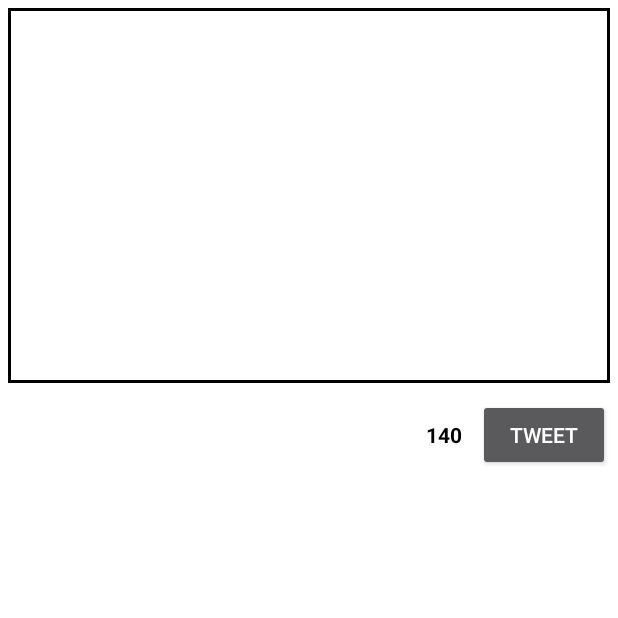
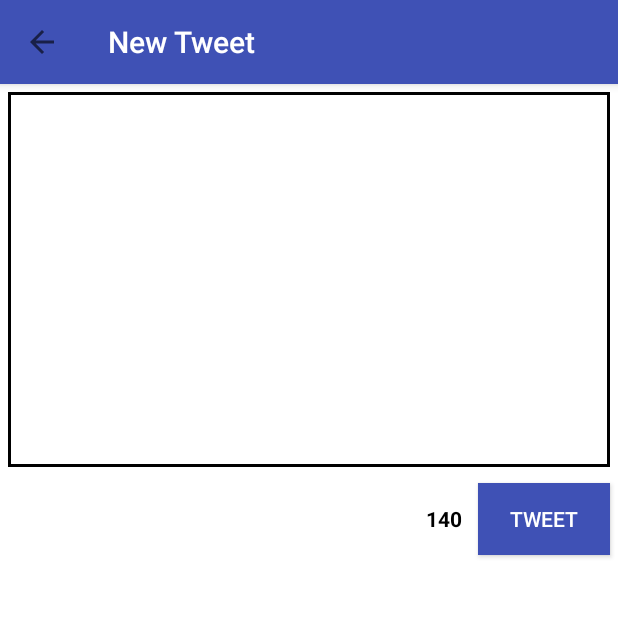
Before and after one commit to HugoPeregrinaSosa/android_onsite, an Android app: the NewTweetActivity screen opened directly, with no data from a screen before it, on a phone screen of 412 x 824 dp, the top half of it. Run offline under Robolectric (Android 15) with nearby library versions, the phone set to English and light mode, and no system bars; libraries missing offline, so code that uses them is left out: rx.functions.

```diff
--- a/app/src/main/AndroidManifest.xml
+++ b/app/src/main/AndroidManifest.xml
@@ -24,8 +24,8 @@
             android:parentActivityName=".MainActivity"/>
 
         <activity
-            android:name=".NewTweetActivity"
-            android:theme="@style/Theme.AppCompat.NoActionBar">
+            android:name=".activities.NewTweetActivity"
+            android:parentActivityName=".MainActivity">
 
         </activity>
 
--- a/app/src/main/java/com/mvillasenor/twitter/MainActivity.java
+++ b/app/src/main/java/com/mvillasenor/twitter/MainActivity.java
@@ -1,6 +1,7 @@
 package com.mvillasenor.twitter;
 
 import android.content.Intent;
+import android.graphics.Color;
 import android.os.Bundle;
 import android.support.v7.app.AppCompatActivity;
 import android.support.v7.widget.Toolbar;
@@ -9,6 +10,7 @@ import android.view.Menu;
 import android.view.MenuItem;
 import android.view.View;
 
+import com.mvillasenor.twitter.activities.NewTweetActivity;
 import com.mvillasenor.twitter.view.fragments.ProfileFragment;
 import com.mvillasenor.twitter.view.fragments.TweetsFragment;
 
@@ -23,6 +25,7 @@ public class MainActivity extends AppCompatActivity implements View.OnClickListe
         setContentView(R.layout.activity_main);
 
         mToolbar = (Toolbar) findViewById(R.id.toolbar);
+        mToolbar.setTitleTextColor(Color.WHITE);
 
         setSupportActionBar(mToolbar);
 
--- a/app/src/main/java/com/mvillasenor/twitter/NewTweetActivity.java
+++ b/app/src/main/java/com/mvillasenor/twitter/activities/NewTweetActivity.java
@@ -1,7 +1,9 @@
-package com.mvillasenor.twitter;
+package com.mvillasenor.twitter.activities;
 
-import android.app.Activity;
+import android.graphics.Color;
 import android.os.Bundle;
+import android.support.v7.app.AppCompatActivity;
+import android.support.v7.widget.Toolbar;
 import android.text.Editable;
 import android.text.TextWatcher;
 import android.view.View;
@@ -9,6 +11,7 @@ import android.widget.EditText;
 import android.widget.TextView;
 import android.widget.Toast;
 
+import com.mvillasenor.twitter.R;
 import com.mvillasenor.twitter.data.TweetsRepositoryProvider;
 import com.mvillasenor.twitter.models.tweet.Tweet;
 
@@ -17,14 +20,24 @@ import rx.functions.Action1;
 /**
  * Created by Shekomaru on 6/3/16.
  */
-public class NewTweetActivity extends Activity implements View.OnClickListener {
+public class NewTweetActivity extends AppCompatActivity implements View.OnClickListener {
     private static final String TAG = "NewTweetActivity";
 
     private int MAX_TWEET_LENGHT = 140;
 
+    Toolbar mToolbar;
+
     @Override
     protected void onCreate(Bundle savedInstanceState) {
         setContentView(R.layout.activity_new_tweet);
+
+        mToolbar = (Toolbar) findViewById(R.id.toolbar);
+        setTitle(getString(R.string.new_tweet));
+        mToolbar.setTitleTextColor(Color.WHITE);
+
+        setSupportActionBar(mToolbar);
+        getSupportActionBar().setHomeButtonEnabled(true);
+        getSupportActionBar().setDisplayHomeAsUpEnabled(true);
 
         findViewById(R.id.bt_newtweet_dotweet).setOnClickListener(this);
 
--- a/app/src/main/java/com/mvillasenor/twitter/activities/ProfileActivity.java
+++ b/app/src/main/java/com/mvillasenor/twitter/activities/ProfileActivity.java
@@ -1,5 +1,6 @@
 package com.mvillasenor.twitter.activities;
 
+import android.graphics.Color;
 import android.os.Bundle;
 import android.support.annotation.Nullable;
 import android.support.v7.app.AppCompatActivity;
@@ -20,6 +21,7 @@ public class ProfileActivity extends AppCompatActivity {
         super.onCreate(savedInstanceState);
         setContentView(R.layout.activity_base);
         mToolbar = (Toolbar) findViewById(R.id.toolbar);
+        mToolbar.setTitleTextColor(Color.WHITE);
         setTitle(getString(R.string.profile));
 
         setSupportActionBar(mToolbar);
--- a/app/src/main/res/layout/activity_new_tweet.xml
+++ b/app/src/main/res/layout/activity_new_tweet.xml
@@ -1,5 +1,27 @@
 <?xml version="1.0" encoding="utf-8"?>
-<LinearLayout xmlns:android="http://schemas.android.com/apk/res/android"
+<android.support.design.widget.CoordinatorLayout xmlns:android="http://schemas.android.com/apk/res/android"
+    xmlns:app="http://schemas.android.com/apk/res-auto"
+    xmlns:tools="http://schemas.android.com/tools"
+    android:layout_width="match_parent"
+    android:layout_height="match_parent"
+    tools:context="com.mvillasenor.twitter.MainActivity">
+
+    <android.support.design.widget.AppBarLayout
+        android:layout_width="match_parent"
+        android:layout_height="wrap_content">
+
+
+        <android.support.v7.widget.Toolbar
+            android:id="@+id/toolbar"
+            android:layout_width="match_parent"
+            android:layout_height="?attr/actionBarSize"
+            app:layout_scrollFlags="scroll|enterAlways" />
+
+
+    </android.support.design.widget.AppBarLayout>
+
+    <LinearLayout
+        android:layout_marginTop="?attr/actionBarSize"
         android:layout_width="match_parent"
         android:layout_height="match_parent"
         android:background="@android:color/white"
@@ -37,6 +59,10 @@
                     android:textStyle="bold" />
 
                 <Button
+                    android:background="@color/colorPrimary"
+                    android:textColor="@android:color/white"
+                    android:paddingLeft="16dp"
+                    android:paddingRight="16dp"
                     android:id="@+id/bt_newtweet_dotweet"
                     android:layout_width="wrap_content"
                     android:layout_height="wrap_content"
@@ -54,3 +80,4 @@
             android:layout_height="match_parent" />
 
     </LinearLayout>
+</android.support.design.widget.CoordinatorLayout>
--- a/app/src/main/res/values/strings.xml
+++ b/app/src/main/res/values/strings.xml
@@ -6,6 +6,7 @@
     <string name="search">Search</string>
     <string name="sentiment_base_url">http://text-processing.com/</string>
     <string name="profile">Profile</string>
+    <string name="new_tweet">New Tweet</string>
     <string name="name">Name</string>
     <string name="description">Description</string>
     <string name="location">Location</string>
```
Lines whose indentation alone changed are shown as unchanged.
